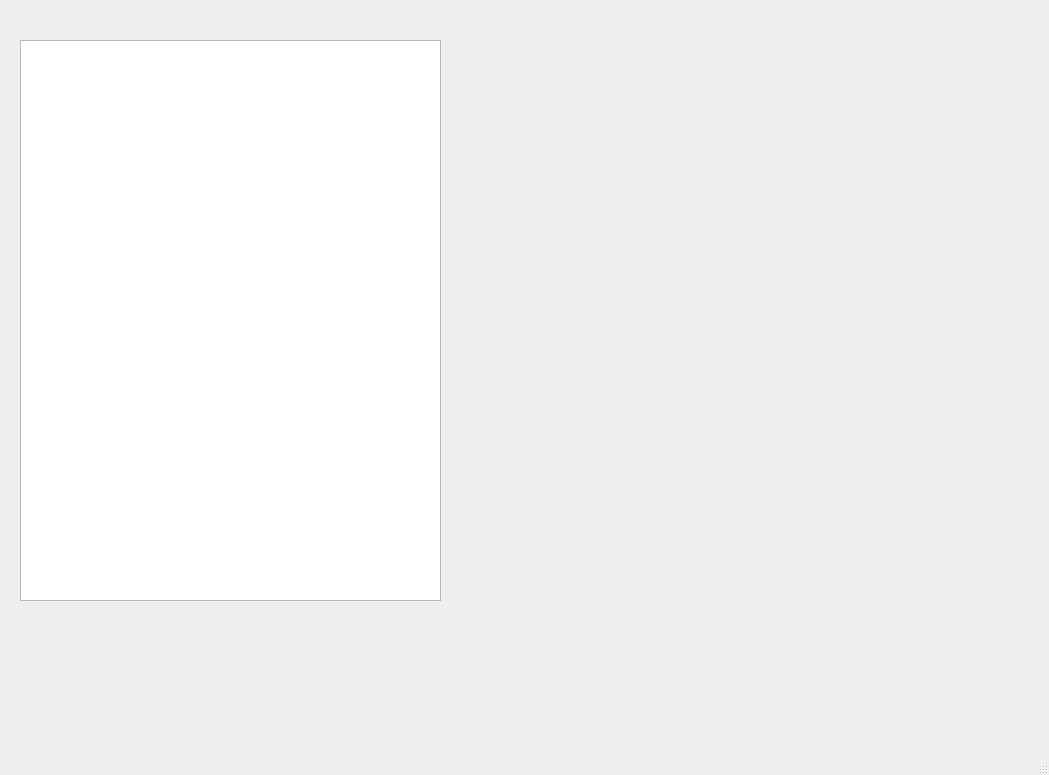
Before: the Qt Designer form clips_editor/ui/clip_editor.ui in MalchuL/StreamScrapper, drawn with Qt 5.
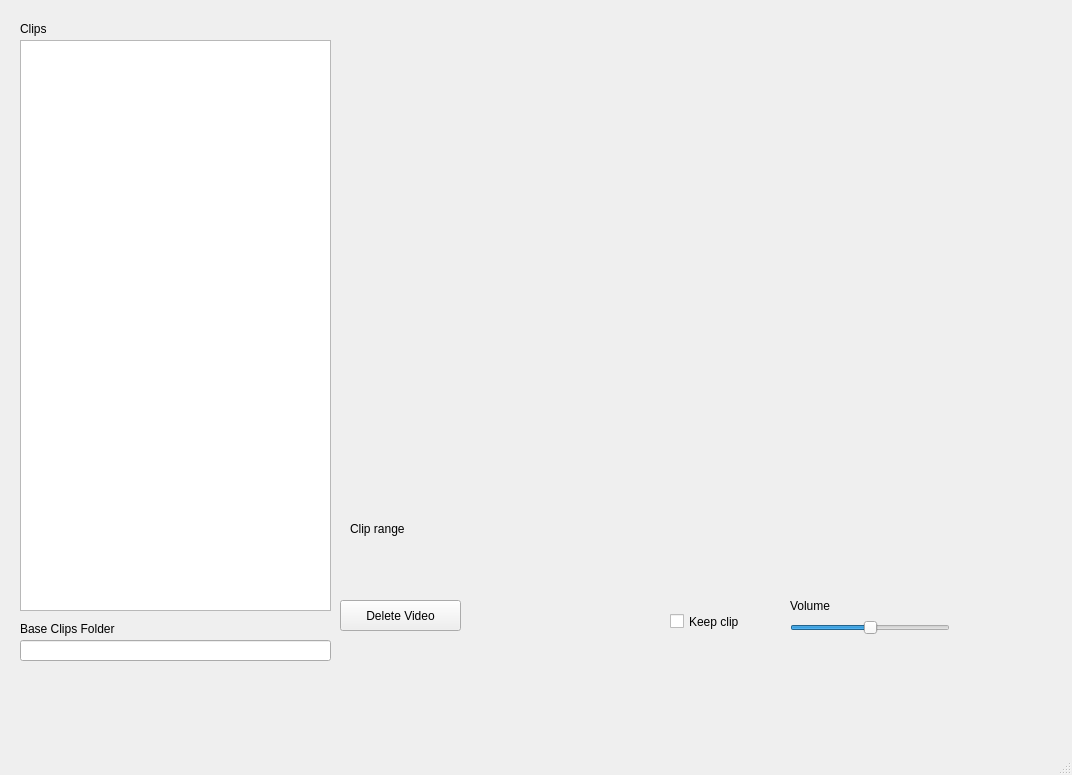
After: the same form once the commit is applied. Custom widgets are drawn as their Qt base class.

Commit message: Update clip list loading

What changed in the file:
```diff
--- a/clips_editor/ui/clip_editor.ui
+++ b/clips_editor/ui/clip_editor.ui
@@ -6,7 +6,7 @@
    <rect>
     <x>0</x>
     <y>0</y>
-    <width>1049</width>
+    <width>1072</width>
     <height>775</height>
    </rect>
   </property>
@@ -19,12 +19,140 @@
      <rect>
       <x>20</x>
       <y>40</y>
-      <width>421</width>
-      <height>561</height>
+      <width>311</width>
+      <height>571</height>
      </rect>
     </property>
    </widget>
+   <widget class="VideoWidget" name="clipWidget" native="true">
+    <property name="geometry">
+     <rect>
+      <x>360</x>
+      <y>40</y>
+      <width>661</width>
+      <height>451</height>
+     </rect>
+    </property>
+   </widget>
+   <widget class="QSlider" name="volumelSlider">
+    <property name="geometry">
+     <rect>
+      <x>790</x>
+      <y>620</y>
+      <width>160</width>
+      <height>16</height>
+     </rect>
+    </property>
+    <property name="maximum">
+     <number>200</number>
+    </property>
+    <property name="value">
+     <number>100</number>
+    </property>
+    <property name="orientation">
+     <enum>Qt::Horizontal</enum>
+    </property>
+   </widget>
+   <widget class="QLabel" name="label">
+    <property name="geometry">
+     <rect>
+      <x>790</x>
+      <y>590</y>
+      <width>171</width>
+      <height>31</height>
+     </rect>
+    </property>
+    <property name="text">
+     <string>Volume</string>
+    </property>
+   </widget>
+   <widget class="QLabel" name="label_2">
+    <property name="geometry">
+     <rect>
+      <x>20</x>
+      <y>20</y>
+      <width>67</width>
+      <height>17</height>
+     </rect>
+    </property>
+    <property name="text">
+     <string>Clips</string>
+    </property>
+   </widget>
+   <widget class="QRangeSlider" name="rangeSlider" native="true">
+    <property name="geometry">
+     <rect>
+      <x>350</x>
+      <y>550</y>
+      <width>651</width>
+      <height>31</height>
+     </rect>
+    </property>
+   </widget>
+   <widget class="QLabel" name="label_3">
+    <property name="geometry">
+     <rect>
+      <x>350</x>
+      <y>520</y>
+      <width>67</width>
+      <height>17</height>
+     </rect>
+    </property>
+    <property name="text">
+     <string>Clip range</string>
+    </property>
+   </widget>
+   <widget class="QCheckBox" name="checkBox">
+    <property name="geometry">
+     <rect>
+      <x>670</x>
+      <y>610</y>
+      <width>92</width>
+      <height>23</height>
+     </rect>
+    </property>
+    <property name="text">
+     <string>Keep clip</string>
+    </property>
+   </widget>
+   <widget class="QPushButton" name="deleteButton">
+    <property name="geometry">
+     <rect>
+      <x>340</x>
+      <y>600</y>
+      <width>121</width>
+      <height>31</height>
+     </rect>
+    </property>
+    <property name="text">
+     <string>Delete Video</string>
+    </property>
+   </widget>
+   <widget class="QLineEdit" name="baseFolderEdit">
+    <property name="geometry">
+     <rect>
+      <x>20</x>
+      <y>640</y>
+      <width>311</width>
+      <height>21</height>
+     </rect>
+    </property>
+   </widget>
+   <widget class="QLabel" name="label_4">
+    <property name="geometry">
+     <rect>
+      <x>20</x>
+      <y>620</y>
+      <width>131</width>
+      <height>17</height>
+     </rect>
+    </property>
+    <property name="text">
+     <string>Base Clips Folder</string>
+    </property>
+   </widget>
   </widget>
+  <widget class="QStatusBar" name="statusbar"/>
   <widget class="QMenuBar" name="menubar">
    <property name="geometry">
     <rect>
@@ -35,7 +163,11 @@
     </rect>
    </property>
   </widget>
-  <widget class="QStatusBar" name="statusbar"/>
+  <action name="actionOpen">
+   <property name="text">
+    <string>Open Clips Json...</string>
+   </property>
+  </action>
  </widget>
  <customwidgets>
   <customwidget>
@@ -43,6 +175,18 @@
    <extends>QListWidget</extends>
    <header>clips_editor.widgets.list_widgets.thumb_list_widget</header>
   </customwidget>
+  <customwidget>
+   <class>VideoWidget</class>
+   <extends>QWidget</extends>
+   <header>clips_editor.widgets.video_widgets.video_widget</header>
+   <container>1</container>
+  </customwidget>
+  <customwidget>
+   <class>QRangeSlider</class>
+   <extends>QWidget</extends>
+   <header>clips_editor.widgets.range_slider.range_slider</header>
+   <container>1</container>
+  </customwidget>
  </customwidgets>
  <resources/>
  <connections/>
```
Left out of the diff: 4 changed lines with no effect on the pictures. The commit also changes 4 other files.
